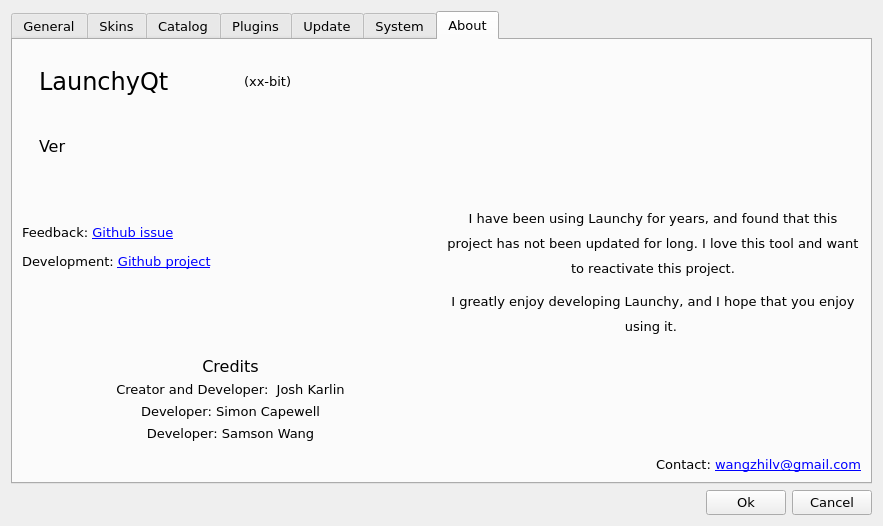
The window that src/Launchy/OptionDialog.ui (samsonwang/LaunchyQt) describes before a commit, drawn with Qt 5.
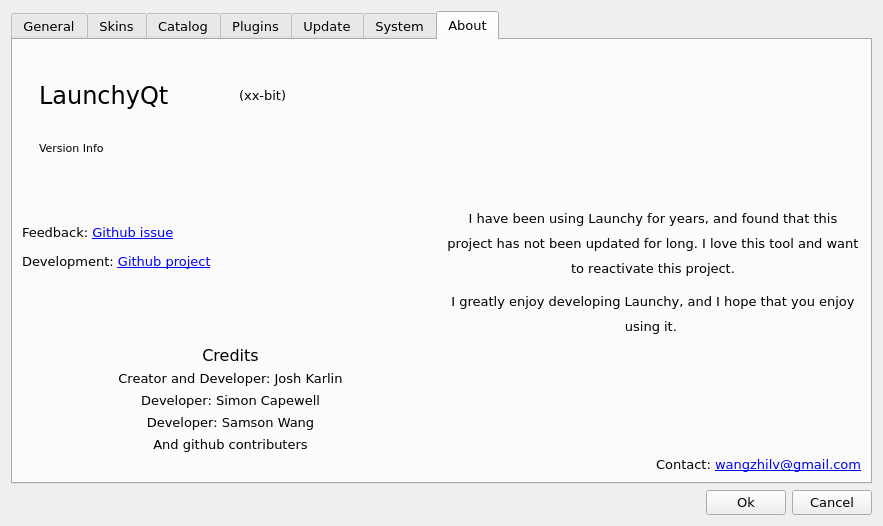
The same window after the commit. The open tabs and pages were chosen to show the change. Icons and pictures are not drawn. Custom widgets are drawn as their Qt base class.

Commit message: improve: add git hash and build time to version info

Diff of the .ui file:
```diff
--- a/src/Launchy/OptionDialog.ui
+++ b/src/Launchy/OptionDialog.ui
@@ -2259,9 +2259,15 @@
           </widget>
          </item>
          <item>
-          <layout class="QVBoxLayout" name="verticalLayout_10" stretch="3,2">
+          <layout class="QVBoxLayout" name="verticalLayout_10" stretch="2,0,0">
+           <property name="spacing">
+            <number>0</number>
+           </property>
            <item>
             <layout class="QHBoxLayout" name="horizontalLayout_20">
+             <property name="spacing">
+              <number>0</number>
+             </property>
              <item>
               <widget class="QLabel" name="softwareName">
                <property name="font">
@@ -2295,7 +2301,7 @@
            <item>
             <widget class="QLabel" name="aboutVer">
              <property name="sizePolicy">
-              <sizepolicy hsizetype="Expanding" vsizetype="Minimum">
+              <sizepolicy hsizetype="Expanding" vsizetype="Fixed">
                <horstretch>0</horstretch>
                <verstretch>0</verstretch>
               </sizepolicy>
@@ -2303,13 +2309,16 @@
              <property name="font">
               <font>
                <family>Verdana</family>
-               <pointsize>12</pointsize>
+               <pointsize>8</pointsize>
                <weight>50</weight>
                <bold>false</bold>
               </font>
              </property>
              <property name="text">
-              <string notr="true">Ver</string>
+              <string notr="true">Version Info</string>
+             </property>
+             <property name="textFormat">
+              <enum>Qt::RichText</enum>
              </property>
              <property name="alignment">
               <set>Qt::AlignLeading|Qt::AlignLeft|Qt::AlignVCenter</set>
@@ -2319,6 +2328,19 @@
              </property>
             </widget>
            </item>
+           <item>
+            <spacer name="verticalSpacer_aboutVersion">
+             <property name="orientation">
+              <enum>Qt::Vertical</enum>
+             </property>
+             <property name="sizeHint" stdset="0">
+              <size>
+               <width>20</width>
+               <height>13</height>
+              </size>
+             </property>
+            </spacer>
+           </item>
           </layout>
          </item>
         </layout>
@@ -2479,11 +2501,12 @@
             <string>&lt;!DOCTYPE HTML PUBLIC &quot;-//W3C//DTD HTML 4.0//EN&quot; &quot;http://www.w3.org/TR/REC-html40/strict.dtd&quot;&gt;
 &lt;html&gt;&lt;head&gt;&lt;meta name=&quot;qrichtext&quot; content=&quot;1&quot; /&gt;&lt;style type=&quot;text/css&quot;&gt;
 p, li { white-space: pre-wrap; }
-&lt;/style&gt;&lt;/head&gt;&lt;body style=&quot; font-family:'Verdana'; font-size:10pt; font-weight:400; font-style:normal;&quot;&gt;
-&lt;p align=&quot;center&quot; style=&quot; margin-top:5px; margin-bottom:0px; margin-left:0px; margin-right:0px; -qt-block-indent:0; text-indent:0px;&quot;&gt;&lt;span style=&quot; font-size:12pt;&quot;&gt;Credits&lt;/span&gt;&lt;/p&gt;
-&lt;p align=&quot;center&quot; style=&quot; margin-top:5px; margin-bottom:0px; margin-left:0px; margin-right:0px; -qt-block-indent:0; text-indent:0px;&quot;&gt;Creator and Developer:  Josh Karlin&lt;/p&gt;
-&lt;p align=&quot;center&quot; style=&quot; margin-top:5px; margin-bottom:0px; margin-left:0px; margin-right:0px; -qt-block-indent:0; text-indent:0px;&quot;&gt;Developer: Simon Capewell&lt;/p&gt;
-&lt;p align=&quot;center&quot; style=&quot; margin-top:5px; margin-bottom:0px; margin-left:0px; margin-right:0px; -qt-block-indent:0; text-indent:0px;&quot;&gt;Developer: Samson Wang&lt;/p&gt;&lt;/body&gt;&lt;/html&gt;</string>
+&lt;/style&gt;&lt;/head&gt;&lt;body style=&quot; font-family:'SimSun'; font-size:9pt; font-weight:400; font-style:normal;&quot;&gt;
+&lt;p align=&quot;center&quot; style=&quot; margin-top:5px; margin-bottom:0px; margin-left:0px; margin-right:0px; -qt-block-indent:0; text-indent:0px;&quot;&gt;&lt;span style=&quot; font-family:'Verdana'; font-size:12pt;&quot;&gt;Credits&lt;/span&gt;&lt;/p&gt;
+&lt;p align=&quot;center&quot; style=&quot; margin-top:5px; margin-bottom:0px; margin-left:0px; margin-right:0px; -qt-block-indent:0; text-indent:0px;&quot;&gt;&lt;span style=&quot; font-family:'Verdana'; font-size:10pt;&quot;&gt;Creator and Developer: Josh Karlin&lt;/span&gt;&lt;/p&gt;
+&lt;p align=&quot;center&quot; style=&quot; margin-top:5px; margin-bottom:0px; margin-left:0px; margin-right:0px; -qt-block-indent:0; text-indent:0px;&quot;&gt;&lt;span style=&quot; font-family:'Verdana'; font-size:10pt;&quot;&gt;Developer: Simon Capewell&lt;/span&gt;&lt;/p&gt;
+&lt;p align=&quot;center&quot; style=&quot; margin-top:5px; margin-bottom:0px; margin-left:0px; margin-right:0px; -qt-block-indent:0; text-indent:0px;&quot;&gt;&lt;span style=&quot; font-family:'Verdana'; font-size:10pt;&quot;&gt;Developer: Samson Wang&lt;/span&gt;&lt;/p&gt;
+&lt;p align=&quot;center&quot; style=&quot; margin-top:5px; margin-bottom:0px; margin-left:0px; margin-right:0px; -qt-block-indent:0; text-indent:0px;&quot;&gt;&lt;span style=&quot; font-family:'Verdana'; font-size:10pt;&quot;&gt;And github contributers&lt;/span&gt;&lt;/p&gt;&lt;/body&gt;&lt;/html&gt;</string>
            </property>
            <property name="alignment">
             <set>Qt::AlignLeading|Qt::AlignLeft|Qt::AlignVCenter</set>
```
Left out of the diff: 17 changed lines with no effect on the pictures. The commit also changes 15 other files.
